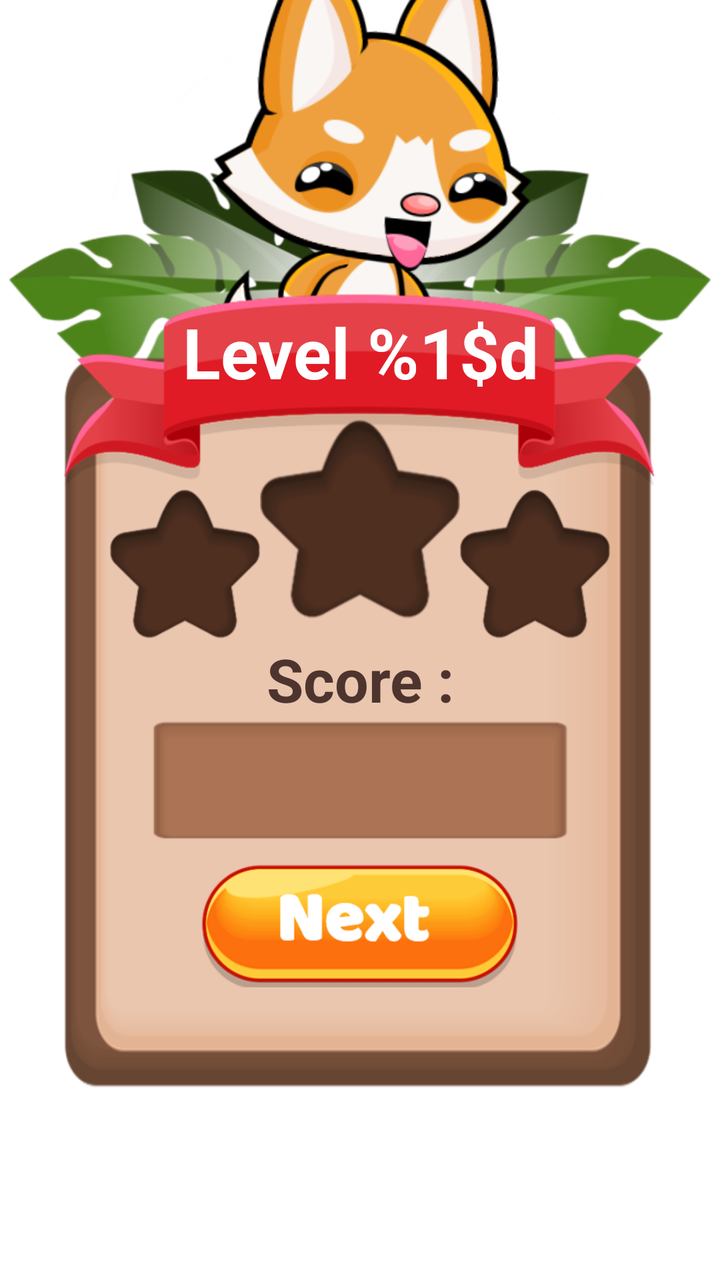
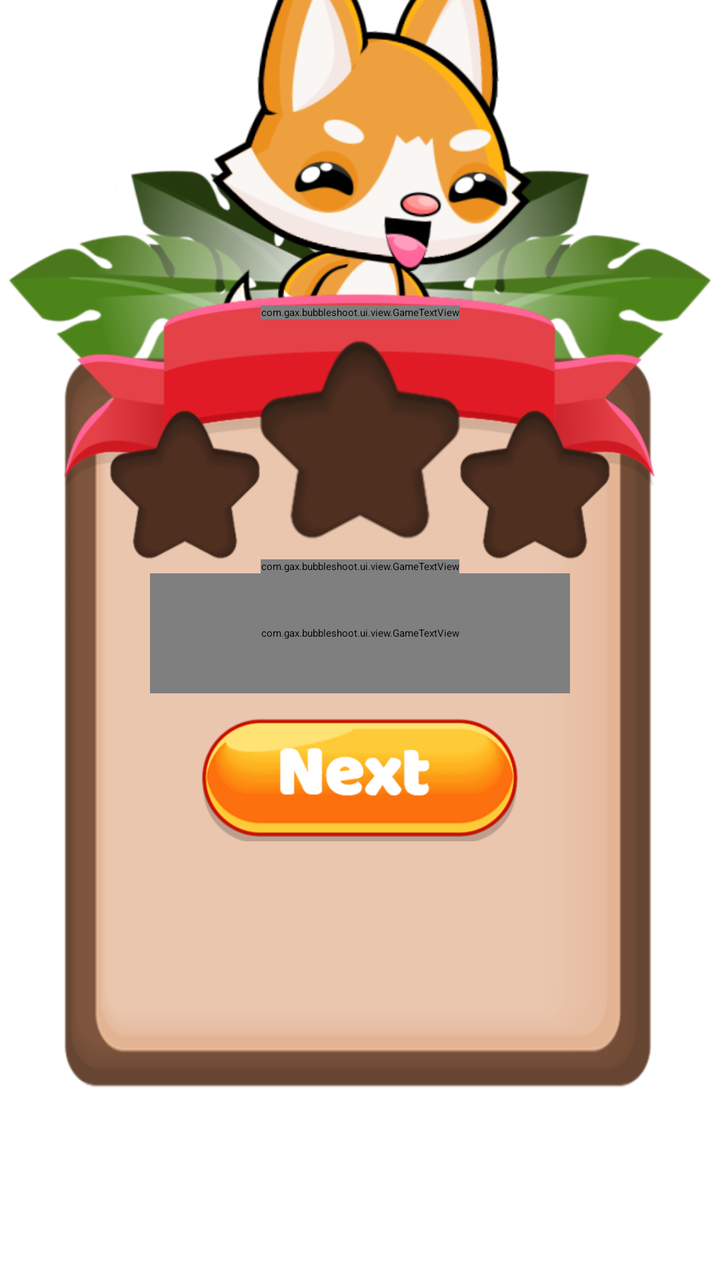

Before-and-after screenshots of an Android layout around one commit, followed by the original layout XML and the change that was made.
<!-- AndroidManifest.xml: application theme Theme.App.Starting -->
<!-- res/layout/dialog_win.xml -->
<?xml version="1.0" encoding="utf-8"?>
<androidx.constraintlayout.widget.ConstraintLayout
    xmlns:android="http://schemas.android.com/apk/res/android"
    xmlns:app="http://schemas.android.com/apk/res-auto"
    xmlns:tools="http://schemas.android.com/tools"
    android:id="@+id/layout_win_dialog"
    android:layout_width="match_parent"
    android:layout_height="match_parent"
    tools:ignore="ContentDescription">

    <ImageView
        android:id="@+id/image_leaf_01"
        android:layout_width="@dimen/image_leaf_width"
        android:layout_height="0dp"
        android:src="@drawable/leaf_01"
        app:layout_constraintBottom_toTopOf="@id/image_ribbon"
        app:layout_constraintDimensionRatio="7:5"
        app:layout_constraintEnd_toStartOf="@id/image_leaf_02"
        app:layout_constraintStart_toStartOf="@id/image_dialog"
        app:layout_constraintTop_toTopOf="@id/image_ribbon" />

    <ImageView
        android:id="@+id/image_leaf_02"
        android:layout_width="@dimen/image_leaf_width"
        android:layout_height="0dp"
        android:src="@drawable/leaf_02"
        app:layout_constraintBottom_toTopOf="@id/image_ribbon"
        app:layout_constraintDimensionRatio="7:5"
        app:layout_constraintEnd_toEndOf="@id/image_dialog"
        app:layout_constraintStart_toEndOf="@id/image_leaf_01"
        app:layout_constraintTop_toTopOf="@id/image_ribbon" />

    <ImageView
        android:id="@+id/image_fox_bg"
        android:layout_width="0dp"
        android:layout_height="0dp"
        android:src="@drawable/light_bg"
        app:layout_constraintBottom_toTopOf="@id/image_ribbon"
        app:layout_constraintDimensionRatio="1:1"
        app:layout_constraintEnd_toEndOf="@id/image_dialog"
        app:layout_constraintStart_toStartOf="@id/image_dialog"
        app:layout_constraintTop_toTopOf="@id/image_ribbon" />

    <ImageView
        android:id="@+id/image_fox"
        android:layout_width="@dimen/image_fox_width"
        android:layout_height="@dimen/image_fox_width"
        android:src="@drawable/fox_jump_01"
        app:layout_constraintBottom_toBottomOf="@id/image_ribbon"
        app:layout_constraintEnd_toEndOf="@id/image_dialog"
        app:layout_constraintStart_toStartOf="@id/image_dialog" />

    <ImageView
        android:id="@+id/image_dialog"
        android:layout_width="@dimen/dialog_width"
        android:layout_height="0dp"
        android:background="@drawable/dialog"
        app:layout_constraintBottom_toBottomOf="parent"
        app:layout_constraintDimensionRatio="4:5"
        app:layout_constraintEnd_toEndOf="parent"
        app:layout_constraintStart_toStartOf="parent"
        app:layout_constraintTop_toTopOf="parent"
        app:layout_constraintVertical_bias="0.65" />

    <ImageView
        android:id="@+id/image_ribbon"
        android:layout_width="0dp"
        android:layout_height="0dp"
        android:layout_marginTop="@dimen/margin_overlap"
        android:src="@drawable/ribbon"
        android:text="@string/txt_level"
        app:layout_constraintDimensionRatio="3:1"
        app:layout_constraintEnd_toEndOf="@id/image_dialog"
        app:layout_constraintStart_toStartOf="@id/image_dialog"
        app:layout_constraintTop_toTopOf="@id/image_dialog" />

    <TextView
        android:id="@+id/txt_level"
        android:layout_width="wrap_content"
        android:layout_height="wrap_content"
        android:layout_marginTop="@dimen/margin_10"
        app:fontFamily="@font/baloo"
        android:gravity="center"
        android:text="@string/txt_level"
        android:textColor="@color/white"
        android:textSize="@dimen/txt_dialog_size"
        android:textStyle="bold"
        app:layout_constraintEnd_toEndOf="@id/image_ribbon"
        app:layout_constraintStart_toStartOf="@id/image_ribbon"
        app:layout_constraintTop_toTopOf="@id/image_ribbon" />

    <ImageView
        android:id="@+id/image_win_star_bg_01"
        android:layout_width="@dimen/image_star_small_width"
        android:layout_height="@dimen/image_star_small_width"
        android:src="@drawable/star_bg"
        app:layout_constraintBottom_toTopOf="@id/txt_score"
        app:layout_constraintEnd_toStartOf="@id/image_win_star_bg_02" />

    <ImageView
        android:id="@+id/image_win_star_bg_02"
        android:layout_width="@dimen/image_star_width"
        android:layout_height="@dimen/image_star_width"
        android:layout_marginTop="@dimen/margin_10"
        android:src="@drawable/star_bg"
        app:layout_constraintEnd_toEndOf="@id/image_dialog"
        app:layout_constraintStart_toStartOf="@id/image_dialog"
        app:layout_constraintTop_toBottomOf="@id/txt_level" />

    <ImageView
        android:id="@+id/image_win_star_bg_03"
        android:layout_width="@dimen/image_star_small_width"
        android:layout_height="@dimen/image_star_small_width"
        android:src="@drawable/star_bg"
        app:layout_constraintBottom_toTopOf="@id/txt_score"
        app:layout_constraintStart_toEndOf="@id/image_win_star_bg_02" />

    <ImageView
        android:id="@+id/image_win_star_01"
        android:layout_width="0dp"
        android:layout_height="0dp"
        android:alpha="0"
        android:scaleX="0"
        android:scaleY="0"
        android:src="@drawable/star"
        app:layout_constraintBottom_toBottomOf="@id/image_win_star_bg_01"
        app:layout_constraintEnd_toEndOf="@id/image_win_star_bg_01"
        app:layout_constraintStart_toStartOf="@id/image_win_star_bg_01"
        app:layout_constraintTop_toTopOf="@id/image_win_star_bg_01" />

    <ImageView
        android:id="@+id/image_win_star_02"
        android:layout_width="0dp"
        android:layout_height="0dp"
        android:alpha="0"
        android:scaleX="0"
        android:scaleY="0"
        android:src="@drawable/star"
        app:layout_constraintBottom_toBottomOf="@id/image_win_star_bg_02"
        app:layout_constraintEnd_toEndOf="@id/image_win_star_bg_02"
        app:layout_constraintStart_toStartOf="@id/image_win_star_bg_02"
        app:layout_constraintTop_toTopOf="@id/image_win_star_bg_02" />

    <ImageView
        android:id="@+id/image_win_star_03"
        android:layout_width="0dp"
        android:layout_height="0dp"
        android:alpha="0"
        android:scaleX="0"
        android:scaleY="0"
        android:src="@drawable/star"
        app:layout_constraintBottom_toBottomOf="@id/image_win_star_bg_03"
        app:layout_constraintEnd_toEndOf="@id/image_win_star_bg_03"
        app:layout_constraintStart_toStartOf="@id/image_win_star_bg_03"
        app:layout_constraintTop_toTopOf="@id/image_win_star_bg_03" />

    <TextView
        android:id="@+id/txt_score"
        android:layout_width="wrap_content"
        android:layout_height="wrap_content"
        android:layout_marginTop="@dimen/margin_10"
        app:fontFamily="@font/baloo"
        android:gravity="center"
        android:text="@string/txt_score"
        android:textColor="@color/brown"
        android:textSize="@dimen/txt_dialog_small_size"
        android:textStyle="bold"
        app:layout_constraintEnd_toEndOf="@id/image_dialog"
        app:layout_constraintStart_toStartOf="@id/image_dialog"
        app:layout_constraintTop_toBottomOf="@id/image_win_star_bg_02" />

    <TextView
        android:id="@+id/txt_win_score"
        android:layout_width="0dp"
        android:layout_height="0dp"
        android:layout_marginStart="@dimen/margin_20"
        android:layout_marginEnd="@dimen/margin_20"
        android:background="@drawable/board_field"
        app:fontFamily="@font/baloo"
        android:gravity="center"
        android:textColor="@color/brown"
        android:textSize="@dimen/txt_dialog_score_size"
        android:textStyle="bold"
        app:layout_constraintDimensionRatio="7:2"
        app:layout_constraintEnd_toEndOf="@id/image_win_star_bg_03"
        app:layout_constraintStart_toStartOf="@id/image_win_star_bg_01"
        app:layout_constraintTop_toBottomOf="@id/txt_score" />

    <ImageButton
        android:id="@+id/btn_win_next"
        android:layout_width="@dimen/btn_width"
        android:layout_height="0dp"
        android:layout_marginTop="@dimen/margin_10"
        android:background="@drawable/btn_next"
        app:layout_constraintDimensionRatio="5:2"
        app:layout_constraintEnd_toEndOf="@id/image_dialog"
        app:layout_constraintStart_toStartOf="@id/image_dialog"
        app:layout_constraintTop_toBottomOf="@id/txt_win_score" />

</androidx.constraintlayout.widget.ConstraintLayout>
<!-- resources referenced by this layout -->
<resources>
  <color name="brown">#4E342E</color>
  <color name="white">#FFFFFFFF</color>
  <dimen name="btn_width">160dp</dimen>
  <dimen name="dialog_width">300dp</dimen>
  <dimen name="image_fox_width">300dp</dimen>
  <dimen name="image_leaf_width">180dp</dimen>
  <dimen name="image_star_small_width">75dp</dimen>
  <dimen name="image_star_width">100dp</dimen>
  <dimen name="margin_10">10dp</dimen>
  <dimen name="margin_20">20dp</dimen>
  <dimen name="margin_overlap">-30dp</dimen>
  <dimen name="txt_dialog_score_size">40sp</dimen>
  <dimen name="txt_dialog_size">35sp</dimen>
  <dimen name="txt_dialog_small_size">30sp</dimen>
  <!-- drawable board_field: png bitmap (drawable, 2140 bytes) -->
  <!-- drawable btn_next: png bitmap (drawable, 33928 bytes) -->
  <!-- drawable dialog: png bitmap (drawable, 19055 bytes) -->
  <!-- drawable fox_jump_01: png bitmap (drawable, 70935 bytes) -->
  <!-- drawable leaf_01: png bitmap (drawable, 56215 bytes) -->
  <!-- drawable leaf_02: png bitmap (drawable, 56289 bytes) -->
  <!-- drawable light_bg: png bitmap (drawable, 126167 bytes) -->
  <!-- drawable ribbon: png bitmap (drawable, 30961 bytes) -->
  <!-- drawable star: png bitmap (drawable, 42466 bytes) -->
  <!-- drawable star_bg: png bitmap (drawable, 19272 bytes) -->
  <string name="txt_level">Level %1$d</string>
  <string name="txt_score">Score :</string>
  <style name="Theme.App.Starting" parent="Theme.SplashScreen">
          
          <item name="windowSplashScreenBackground">@color/brown</item>
          
          
          <item name="postSplashScreenTheme">@style/Theme.AnimalsPop</item>
      </style>
  <style name="Theme.AnimalsPop" parent="Theme.MaterialComponents.DayNight.NoActionBar">
          
          <item name="colorPrimary">@color/purple_500</item>
          <item name="colorPrimaryVariant">@color/purple_700</item>
          <item name="colorOnPrimary">@color/white</item>
          
          <item name="colorSecondary">@color/teal_200</item>
          <item name="colorSecondaryVariant">@color/teal_700</item>
          <item name="colorOnSecondary">@color/black</item>
          
          <item name="android:statusBarColor" tools:targetApi="l">?attr/colorPrimaryVariant</item>
          
      </style>
  <color name="purple_500">#FF6200EE</color>
  <color name="purple_700">#FF3700B3</color>
  <color name="teal_200">#FF03DAC5</color>
  <color name="teal_700">#FF018786</color>
  <color name="black">#FF000000</color>
</resources>

<!-- the commit's change to res/layout/dialog_win.xml (unified diff, before → after) -->
@@ -74,7 +74,7 @@
         app:layout_constraintStart_toStartOf="@id/image_dialog"
         app:layout_constraintTop_toTopOf="@id/image_dialog" />
 
-    <TextView
+    <com.gax.bubbleshoot.ui.view.GameTextView
         android:id="@+id/txt_level"
         android:layout_width="wrap_content"
         android:layout_height="wrap_content"
@@ -154,7 +154,7 @@
         app:layout_constraintStart_toStartOf="@id/image_win_star_bg_03"
         app:layout_constraintTop_toTopOf="@id/image_win_star_bg_03" />
 
-    <TextView
+    <com.gax.bubbleshoot.ui.view.GameTextView
         android:id="@+id/txt_score"
         android:layout_width="wrap_content"
         android:layout_height="wrap_content"
@@ -169,7 +169,7 @@
         app:layout_constraintStart_toStartOf="@id/image_dialog"
         app:layout_constraintTop_toBottomOf="@id/image_win_star_bg_02" />
 
-    <TextView
+    <com.gax.bubbleshoot.ui.view.GameTextView
         android:id="@+id/txt_win_score"
         android:layout_width="0dp"
         android:layout_height="0dp"
